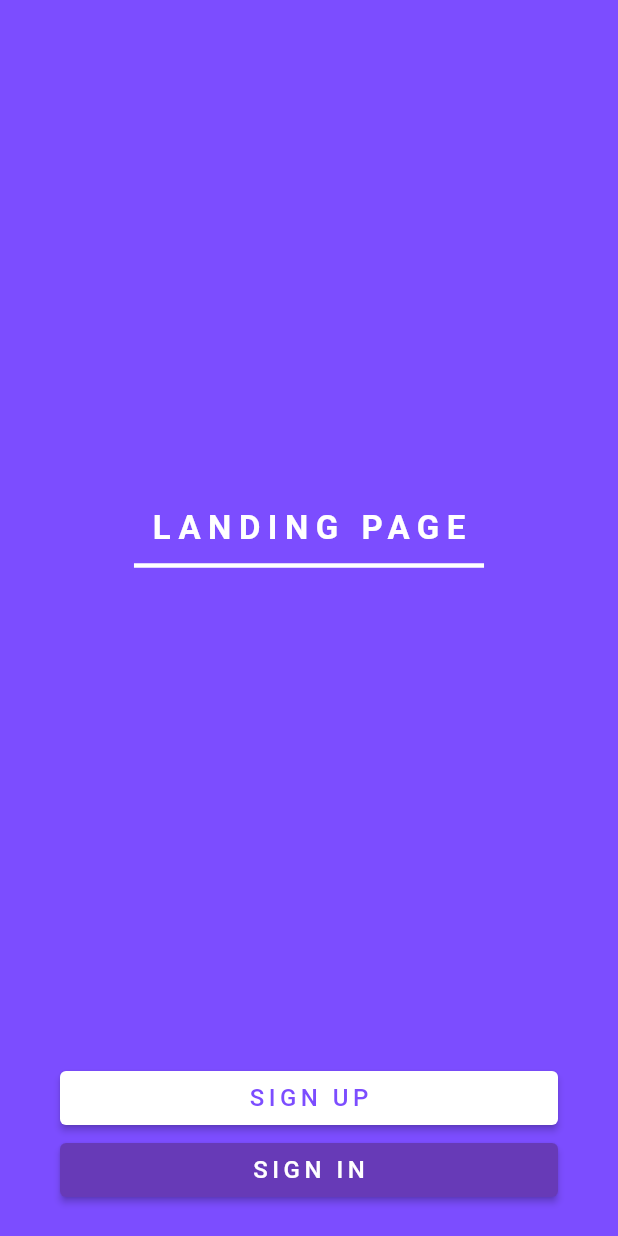
After one commit to repsajanboy/dream-app-bloc, a Flutter app: the screen it shows after launch, on a phone screen of 412 x 824 dp. The commit adds this screen. Run offline on Flutter 3.47's test engine with Material 2 defaults, Android fonts, the light colour scheme and no system bars; our stand-ins replace bloc, dio, email_validator, flutter_bloc, fluttertoast, shared_preferences.

Commit message:
Landing Page

```diff
--- /dev/null
+++ b/lib/presentation/landing/landing.dart
@@ -0,0 +1 @@
+export 'view/landing_page.dart';
--- /dev/null
+++ b/lib/presentation/landing/view/landing_page.dart
@@ -0,0 +1,81 @@
+import 'package:dream_app_bloc/routing/app_router_names.dart';
+import 'package:flutter/material.dart';
+
+class LandingPage extends StatelessWidget {
+  @override
+  Widget build(BuildContext context) {
+    return Scaffold(
+      backgroundColor: Colors.deepPurpleAccent,
+      body: Padding(
+        padding: const EdgeInsets.symmetric(horizontal: 40.0),
+        child: Column(
+          children: [
+            Expanded(
+              child: Center(
+                child: Container(
+                  decoration: const BoxDecoration(
+                    border: Border(
+                        bottom: BorderSide(color: Colors.white, width: 3.0)),
+                  ),
+                  padding: const EdgeInsets.all(10.0),
+                  child: const Text(
+                    'LANDING PAGE',
+                    style: TextStyle(
+                      fontSize: 22.0,
+                      color: Colors.white,
+                      letterSpacing: 5.0,
+                      fontWeight: FontWeight.bold,
+                    ),
+                  ),
+                ),
+              ),
+            ),
+            Column(
+              children: [
+                SizedBox(
+                  width: double.infinity,
+                  child: ElevatedButton(
+                    style: ElevatedButton.styleFrom(
+                      primary: Colors.white, // background
+                      onPrimary: Colors.deepPurpleAccent, // foreground
+                    ),
+                    onPressed: () {
+                      Navigator.pushNamed(context, RouteNames.register);
+                    },
+                    child: const Text(
+                      'SIGN UP',
+                      style: TextStyle(
+                        letterSpacing: 3.0,
+                        fontSize: 16.0
+                      ),
+                    ),
+                  ),
+                ),
+                SizedBox(
+                  width: double.infinity,
+                  child: ElevatedButton(
+                    style: ElevatedButton.styleFrom(
+                      primary: Colors.deepPurple, // background
+                      onPrimary: Colors.white, // foreground
+                    ),
+                    onPressed: () {
+                      Navigator.pushNamed(context, RouteNames.login);
+                    },
+                    child:const Text(
+                        'SIGN IN',
+                        style: TextStyle(
+                          letterSpacing: 3.0,
+                          fontSize: 16.0
+                        ),
+                      ),
+                  ),
+                ),
+                const SizedBox(height: 20)
+              ],
+            )
+          ],
+        ),
+      ),
+    );
+  }
+}
--- a/lib/presentation/login/view/widgets/login_form.dart
+++ b/lib/presentation/login/view/widgets/login_form.dart
@@ -20,7 +20,6 @@ class LoginForm extends StatelessWidget {
             _emailField(),
             _passwordField(),
             _loginButton(context),
-            DontHaveAccount(),
           ],
         ),
       ),
--- a/lib/presentation/register/view/widget/register_form.dart
+++ b/lib/presentation/register/view/widget/register_form.dart
@@ -20,7 +20,6 @@ class RegisterForm extends StatelessWidget {
             _emailField(),
             _passwordField(),
             _registerButton(context),
-            AlreadyHaveAccount(),
           ],
         ),
       ),
--- a/lib/presentation/splash/view/splash_page.dart
+++ b/lib/presentation/splash/view/splash_page.dart
@@ -33,7 +33,7 @@ class _SplashViewState extends State<SplashView> {
         if (state is AuthenticationAuthenticated) {
           Navigator.pushReplacementNamed(context, RouteNames.menu);
         } else if (state is AuthenticationUnauthenticated) {
-          Navigator.pushReplacementNamed(context, RouteNames.login);
+          Navigator.pushReplacementNamed(context, RouteNames.landing);
         }
       },
       child: _splashWidget(),
--- a/lib/routing/app_router.dart
+++ b/lib/routing/app_router.dart
@@ -1,4 +1,5 @@
 import 'package:dream_app_bloc/presentation/bottom_tab/bottom_tab.dart';
+import 'package:dream_app_bloc/presentation/landing/landing.dart';
 import 'package:dream_app_bloc/presentation/login/login.dart';
 import 'package:dream_app_bloc/presentation/register/register.dart';
 import 'package:dream_app_bloc/presentation/splash/splash.dart';
@@ -11,6 +12,8 @@ class AppRouter {
     switch (routeSettings.name) {
       case RouteNames.splash:
         return MaterialPageRoute(builder: (_) => SplashPage());
+      case RouteNames.landing:
+        return MaterialPageRoute(builder: (_) => LandingPage());
       case RouteNames.login:
         return MaterialPageRoute(builder: (_) => LoginPage());
       case RouteNames.register:
--- a/lib/routing/app_router_names.dart
+++ b/lib/routing/app_router_names.dart
@@ -3,4 +3,5 @@ class RouteNames {
   static const String login = '/login';
   static const String register = '/register';
   static const String menu = '/menu';
+  static const String landing = "/landing";
 }
```
